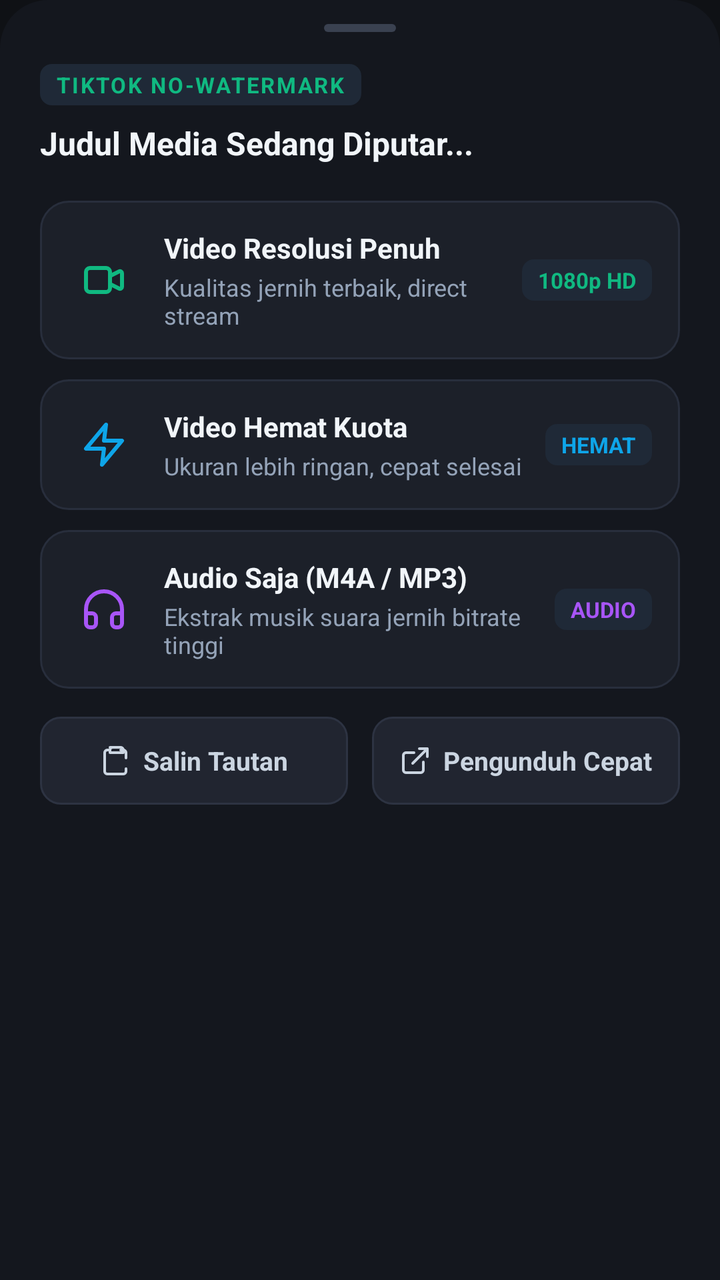
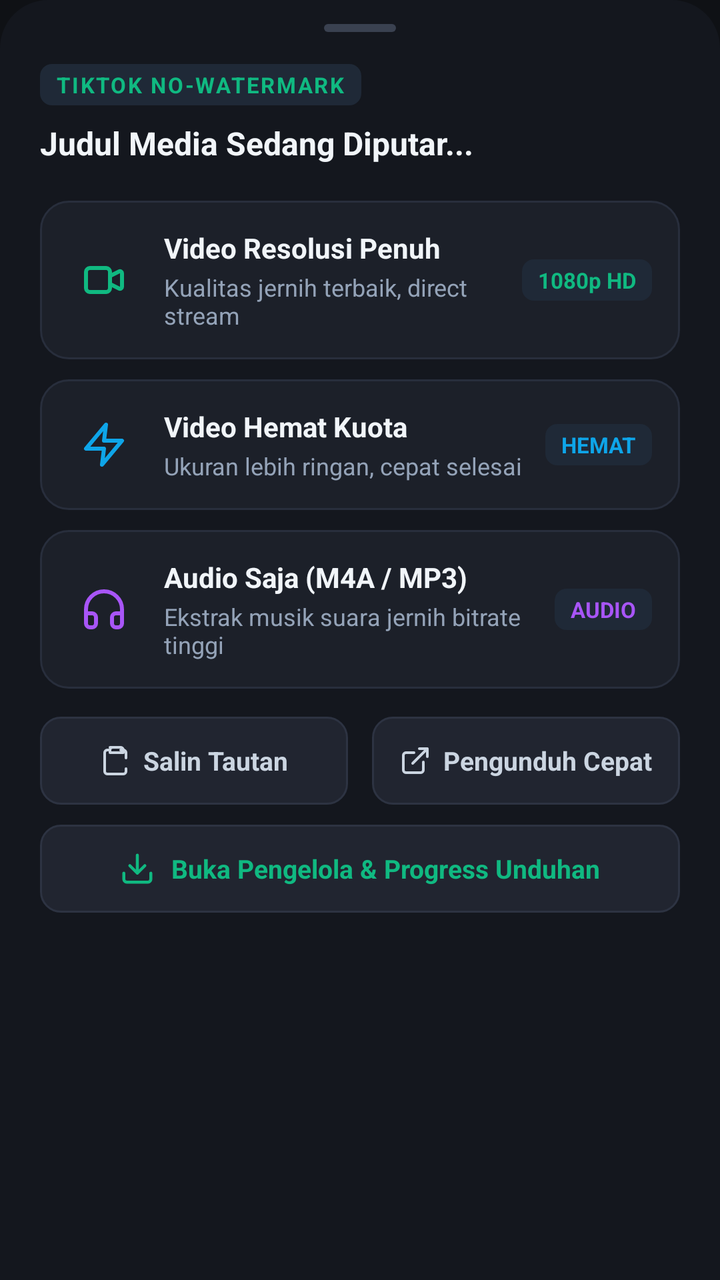

Screens rendered from an Android XML layout before and after an edit, with the pre-edit source and the edit as a unified diff.
<!-- AndroidManifest.xml: application theme Theme.MungilBrowser -->
<!-- res/layout/bottom_sheet_download.xml -->
<?xml version="1.0" encoding="utf-8"?>
<LinearLayout xmlns:android="http://schemas.android.com/apk/res/android"
    xmlns:app="http://schemas.android.com/apk/res-auto"
    android:layout_width="match_parent"
    android:layout_height="wrap_content"
    android:orientation="vertical"
    android:background="@drawable/bg_bottom_sheet_modern"
    android:paddingStart="20dp"
    android:paddingTop="12dp"
    android:paddingEnd="20dp"
    android:paddingBottom="24dp">

    
    <View
        android:layout_width="36dp"
        android:layout_height="4dp"
        android:layout_gravity="center_horizontal"
        android:background="@drawable/bg_drag_handle"
        android:layout_marginBottom="16dp" />

    
    <LinearLayout
        android:layout_width="match_parent"
        android:layout_height="wrap_content"
        android:orientation="horizontal"
        android:gravity="center_vertical"
        android:layout_marginBottom="8dp">

        <TextView
            android:id="@+id/tvPlatformBadge"
            android:layout_width="wrap_content"
            android:layout_height="wrap_content"
            android:text="TIKTOK NO-WATERMARK"
            android:textColor="#10B981"
            android:textSize="11sp"
            android:textStyle="bold"
            android:letterSpacing="0.08"
            android:background="@drawable/bg_badge_pill" />
    </LinearLayout>

    
    <TextView
        android:id="@+id/tvMediaTitle"
        android:layout_width="match_parent"
        android:layout_height="wrap_content"
        android:text="Judul Media Sedang Diputar..."
        android:textColor="#F1F5F9"
        android:textSize="16sp"
        android:textStyle="bold"
        android:maxLines="2"
        android:ellipsize="end"
        android:layout_marginBottom="18dp" />

    
    <LinearLayout
        android:id="@+id/optVideoHd"
        android:layout_width="match_parent"
        android:layout_height="wrap_content"
        android:orientation="horizontal"
        android:gravity="center_vertical"
        android:background="@drawable/bg_download_card_modern"
        android:clickable="true"
        android:focusable="true"
        android:padding="14dp"
        android:layout_marginBottom="10dp">

        <ImageView
            android:layout_width="36dp"
            android:layout_height="36dp"
            android:src="@drawable/ic_video_hd"
            android:contentDescription="HD Video"
            android:padding="6dp" />

        <LinearLayout
            android:layout_width="0dp"
            android:layout_height="wrap_content"
            android:layout_weight="1"
            android:orientation="vertical"
            android:layout_marginStart="12dp">

            <TextView
                android:layout_width="wrap_content"
                android:layout_height="wrap_content"
                android:text="Video Resolusi Penuh"
                android:textColor="#F1F5F9"
                android:textSize="14sp"
                android:textStyle="bold" />

            <TextView
                android:layout_width="wrap_content"
                android:layout_height="wrap_content"
                android:text="Kualitas jernih terbaik, direct stream"
                android:textColor="#94A3B8"
                android:textSize="12sp"
                android:layout_marginTop="2dp" />
        </LinearLayout>

        <TextView
            android:layout_width="wrap_content"
            android:layout_height="wrap_content"
            android:text="1080p HD"
            android:textColor="#10B981"
            android:textSize="11sp"
            android:textStyle="bold"
            android:background="@drawable/bg_badge_pill" />
    </LinearLayout>

    
    <LinearLayout
        android:id="@+id/optVideoSaver"
        android:layout_width="match_parent"
        android:layout_height="wrap_content"
        android:orientation="horizontal"
        android:gravity="center_vertical"
        android:background="@drawable/bg_download_card_modern"
        android:clickable="true"
        android:focusable="true"
        android:padding="14dp"
        android:layout_marginBottom="10dp">

        <ImageView
            android:layout_width="36dp"
            android:layout_height="36dp"
            android:src="@drawable/ic_video_fast"
            android:contentDescription="Saver Video"
            android:padding="6dp" />

        <LinearLayout
            android:layout_width="0dp"
            android:layout_height="wrap_content"
            android:layout_weight="1"
            android:orientation="vertical"
            android:layout_marginStart="12dp">

            <TextView
                android:layout_width="wrap_content"
                android:layout_height="wrap_content"
                android:text="Video Hemat Kuota"
                android:textColor="#F1F5F9"
                android:textSize="14sp"
                android:textStyle="bold" />

            <TextView
                android:layout_width="wrap_content"
                android:layout_height="wrap_content"
                android:text="Ukuran lebih ringan, cepat selesai"
                android:textColor="#94A3B8"
                android:textSize="12sp"
                android:layout_marginTop="2dp" />
        </LinearLayout>

        <TextView
            android:layout_width="wrap_content"
            android:layout_height="wrap_content"
            android:text="HEMAT"
            android:textColor="#0EA5E9"
            android:textSize="11sp"
            android:textStyle="bold"
            android:background="@drawable/bg_badge_pill" />
    </LinearLayout>

    
    <LinearLayout
        android:id="@+id/optAudio"
        android:layout_width="match_parent"
        android:layout_height="wrap_content"
        android:orientation="horizontal"
        android:gravity="center_vertical"
        android:background="@drawable/bg_download_card_modern"
        android:clickable="true"
        android:focusable="true"
        android:padding="14dp"
        android:layout_marginBottom="14dp">

        <ImageView
            android:layout_width="36dp"
            android:layout_height="36dp"
            android:src="@drawable/ic_audio_track"
            android:contentDescription="Audio Saja"
            android:padding="6dp" />

        <LinearLayout
            android:layout_width="0dp"
            android:layout_height="wrap_content"
            android:layout_weight="1"
            android:orientation="vertical"
            android:layout_marginStart="12dp">

            <TextView
                android:layout_width="wrap_content"
                android:layout_height="wrap_content"
                android:text="Audio Saja (M4A / MP3)"
                android:textColor="#F1F5F9"
                android:textSize="14sp"
                android:textStyle="bold" />

            <TextView
                android:layout_width="wrap_content"
                android:layout_height="wrap_content"
                android:text="Ekstrak musik suara jernih bitrate tinggi"
                android:textColor="#94A3B8"
                android:textSize="12sp"
                android:layout_marginTop="2dp" />
        </LinearLayout>

        <TextView
            android:layout_width="wrap_content"
            android:layout_height="wrap_content"
            android:text="AUDIO"
            android:textColor="#A855F7"
            android:textSize="11sp"
            android:textStyle="bold"
            android:background="@drawable/bg_badge_pill" />
    </LinearLayout>

    
    <LinearLayout
        android:layout_width="match_parent"
        android:layout_height="wrap_content"
        android:orientation="horizontal"
        android:gravity="center">

        <LinearLayout
            android:id="@+id/btnCopyLink"
            android:layout_width="0dp"
            android:layout_height="44dp"
            android:layout_weight="1"
            android:orientation="horizontal"
            android:gravity="center"
            android:background="@drawable/bg_btn_action_pill"
            android:clickable="true"
            android:focusable="true"
            android:layout_marginEnd="6dp">

            <ImageView
                android:layout_width="16dp"
                android:layout_height="16dp"
                android:src="@drawable/ic_copy_link"
                android:contentDescription="Salin Tautan"
                android:layout_marginEnd="6dp" />

            <TextView
                android:layout_width="wrap_content"
                android:layout_height="wrap_content"
                android:text="Salin Tautan"
                android:textColor="#CBD5E1"
                android:textSize="13sp"
                android:textStyle="bold" />
        </LinearLayout>

        <LinearLayout
            android:id="@+id/btnAltServer"
            android:layout_width="0dp"
            android:layout_height="44dp"
            android:layout_weight="1"
            android:orientation="horizontal"
            android:gravity="center"
            android:background="@drawable/bg_btn_action_pill"
            android:clickable="true"
            android:focusable="true"
            android:layout_marginStart="6dp">

            <ImageView
                android:layout_width="16dp"
                android:layout_height="16dp"
                android:src="@drawable/ic_external_cloud"
                android:contentDescription="Server Cadangan"
                android:layout_marginEnd="6dp" />

            <TextView
                android:layout_width="wrap_content"
                android:layout_height="wrap_content"
                android:text="Pengunduh Cepat"
                android:textColor="#CBD5E1"
                android:textSize="13sp"
                android:textStyle="bold" />
        </LinearLayout>
    </LinearLayout>

</LinearLayout>
<!-- resources referenced by this layout -->
<resources>
  <!-- drawable bg_badge_pill (drawable) -->
  <shape xmlns:android="http://schemas.android.com/apk/res/android"
      android:shape="rectangle">
      <corners android:radius="6dp" />
      <solid android:color="#1F2937" />
      <padding
          android:left="8dp"
          android:top="3dp"
          android:right="8dp"
          android:bottom="3dp" />
  </shape>
  <!-- drawable bg_bottom_sheet_modern (drawable) -->
  <shape xmlns:android="http://schemas.android.com/apk/res/android"
      android:shape="rectangle">
      <corners
          android:topLeftRadius="24dp"
          android:topRightRadius="24dp" />
      <solid android:color="#14171E" />
  </shape>
  <!-- drawable bg_btn_action_pill (drawable) -->
  <ripple xmlns:android="http://schemas.android.com/apk/res/android"
      android:color="#475569">
      <item>
          <shape android:shape="rectangle">
              <corners android:radius="10dp" />
              <solid android:color="#212530" />
              <stroke android:width="1dp" android:color="#2D3342" />
          </shape>
      </item>
  </ripple>
  <!-- drawable bg_download_card_modern (drawable) -->
  <ripple xmlns:android="http://schemas.android.com/apk/res/android"
      android:color="#334155">
      <item>
          <shape android:shape="rectangle">
              <corners android:radius="14dp" />
              <solid android:color="#1C2029" />
              <stroke android:width="1dp" android:color="#282E3C" />
          </shape>
      </item>
  </ripple>
  <!-- drawable bg_drag_handle (drawable) -->
  <shape xmlns:android="http://schemas.android.com/apk/res/android"
      android:shape="rectangle">
      <corners android:radius="2dp" />
      <solid android:color="#3A4150" />
  </shape>
  <!-- drawable ic_external_cloud (drawable) -->
  <vector xmlns:android="http://schemas.android.com/apk/res/android"
      android:width="18dp"
      android:height="18dp"
      android:viewportWidth="24"
      android:viewportHeight="24">
      <path
          android:strokeColor="#CBD5E1"
          android:strokeWidth="2"
          android:strokeLineCap="round"
          android:strokeLineJoin="round"
          android:pathData="M18,13v6a2,2 0 0,1 -2,2H5a2,2 0 0,1 -2,-2V8a2,2 0 0,1 2,-2h6 M15,3h6v6 M10,14L21,3" />
  </vector>
  <!-- drawable ic_video_fast (drawable) -->
  <vector xmlns:android="http://schemas.android.com/apk/res/android"
      android:width="24dp"
      android:height="24dp"
      android:viewportWidth="24"
      android:viewportHeight="24">
      <path
          android:strokeColor="#0EA5E9"
          android:strokeWidth="2"
          android:strokeLineCap="round"
          android:strokeLineJoin="round"
          android:pathData="M13,2L3,14h9l-1,8 10,-12h-9l1,-8z" />
  </vector>
  <style name="CustomBottomSheetDialogTheme" parent="Theme.Design.Light.BottomSheetDialog">
          <item name="bottomSheetStyle">@style/CustomBottomSheetStyle</item>
          <item name="android:windowIsFloating">false</item>
          <item name="android:navigationBarColor">#14171E</item>
      </style>
  <style name="CustomBottomSheetStyle" parent="Widget.Design.BottomSheet.Modal">
          <item name="android:background">@android:color/transparent</item>
      </style>
  <!-- unchanged entries left out for length: 4 -->
</resources>

<!-- the commit's change to res/layout/bottom_sheet_download.xml (unified diff, before → after) -->
@@ -277,4 +277,34 @@
         </LinearLayout>
     </LinearLayout>
 
+
+    
+    <LinearLayout
+        android:id="@+id/btnViewAllDownloads"
+        android:layout_width="match_parent"
+        android:layout_height="44dp"
+        android:orientation="horizontal"
+        android:gravity="center"
+        android:background="@drawable/bg_btn_action_pill"
+        android:clickable="true"
+        android:focusable="true"
+        android:layout_marginTop="10dp">
+
+        <ImageView
+            android:layout_width="18dp"
+            android:layout_height="18dp"
+            android:src="@drawable/ic_nav_download"
+            app:tint="#10B981"
+            android:contentDescription="Lihat Unduhan"
+            android:layout_marginEnd="8dp" />
+
+        <TextView
+            android:layout_width="wrap_content"
+            android:layout_height="wrap_content"
+            android:text="Buka Pengelola &amp; Progress Unduhan"
+            android:textColor="#10B981"
+            android:textSize="13sp"
+            android:textStyle="bold" />
+    </LinearLayout>
+
 </LinearLayout>
<!-- resource entries referenced after the edit -->
@@ -60,6 +60,19 @@
           android:strokeLineJoin="round"
           android:pathData="M18,13v6a2,2 0 0,1 -2,2H5a2,2 0 0,1 -2,-2V8a2,2 0 0,1 2,-2h6 M15,3h6v6 M10,14L21,3" />
   </vector>
+  <!-- drawable ic_nav_download (drawable) -->
+  <vector xmlns:android="http://schemas.android.com/apk/res/android"
+      android:width="22dp"
+      android:height="22dp"
+      android:viewportWidth="24"
+      android:viewportHeight="24">
+      <path
+          android:strokeColor="#FFFFFF"
+          android:strokeWidth="2"
+          android:strokeLineCap="round"
+          android:strokeLineJoin="round"
+          android:pathData="M21,15v4a2,2 0 0,1 -2,2H5a2,2 0 0,1 -2,-2v-4 M7,10l5,5 5,-5 M12,15V3" />
+  </vector>
   <!-- drawable ic_video_fast (drawable) -->
   <vector xmlns:android="http://schemas.android.com/apk/res/android"
       android:width="24dp"
